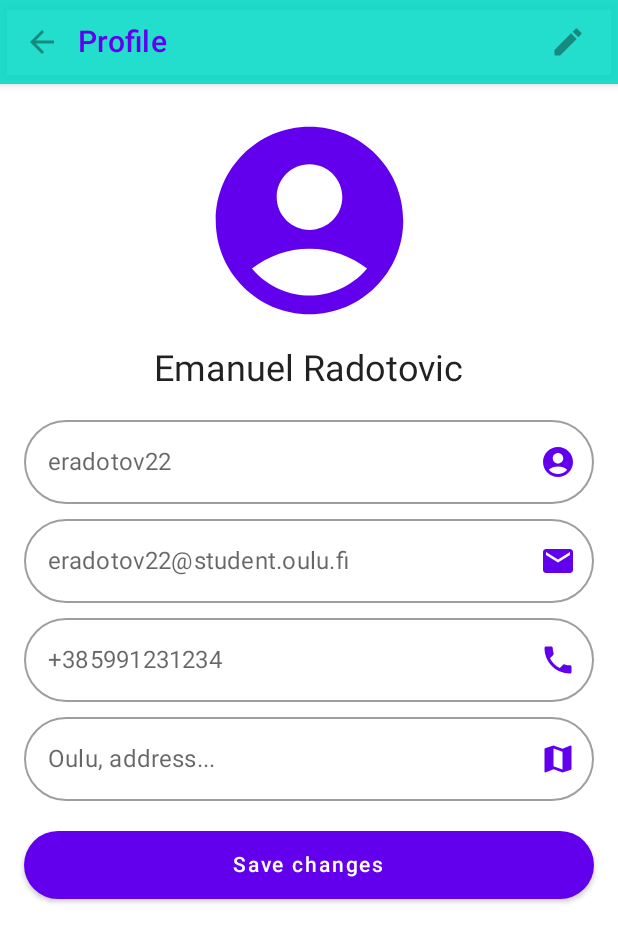
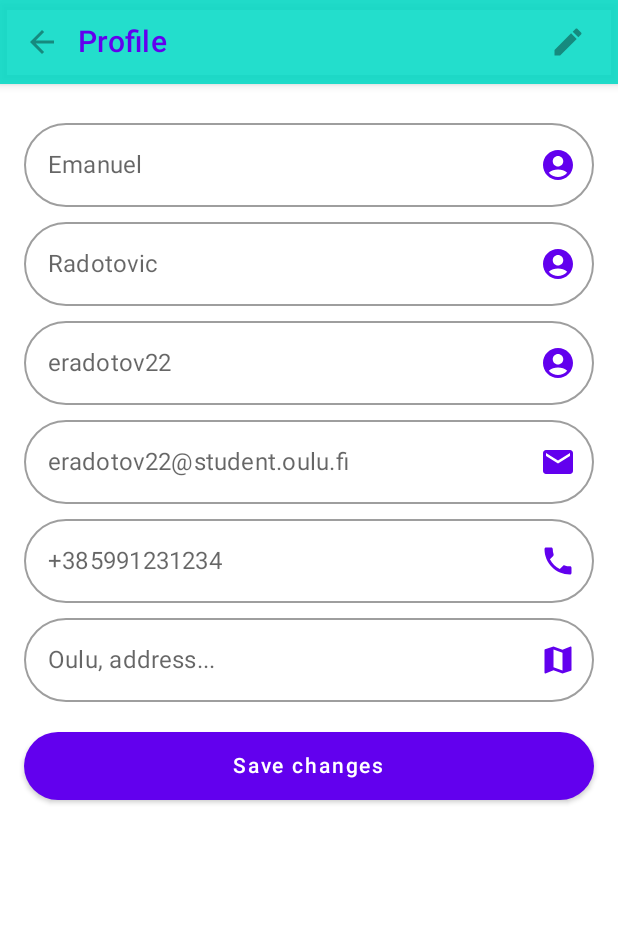
Before and after one commit to e3mii/Reminder_application, an Android app built with Jetpack Compose: the composable Profile shown on its own in the app's theme, after a tap on "Edit", on a phone screen of 412 x 824 dp. Shown: the top 942 px of the screen. Run offline under Robolectric (Android 15) with nearby library versions, the phone set to English and light mode, and no system bars; our stand-ins replace accompanist.

Commit message:
[Profile] updated design, enabled functionality to change firstname and lastname

```diff
--- a/app/src/main/java/com/eradotov/homework/ui/profile/Profile.kt
+++ b/app/src/main/java/com/eradotov/homework/ui/profile/Profile.kt
@@ -1,6 +1,7 @@
 package com.eradotov.homework.ui.profile
 
 import android.widget.Toast
+import androidx.compose.animation.AnimatedVisibility
 import androidx.compose.foundation.layout.*
 import androidx.compose.foundation.text.KeyboardOptions
 import androidx.compose.material.*
@@ -26,6 +27,12 @@ fun Profile(
     val textEditEnable = rememberSaveable{ mutableStateOf(false ) }
     val appTopBarButtonDisable = rememberSaveable{ mutableStateOf( true ) }
     val saveButtonShow = rememberSaveable{ mutableStateOf( false ) }
+    val profileFirstname = rememberSaveable {
+        mutableStateOf("")
+    }
+    val profileLastname = rememberSaveable {
+        mutableStateOf("")
+    }
     val profileUsername = rememberSaveable {
         mutableStateOf("")
     }
@@ -106,18 +113,61 @@ fun Profile(
                     .padding(16.dp)
                     .fillMaxWidth()
             ) {
+                AnimatedVisibility(textEditEnable.value == false){
                     Icon(
                         imageVector = Icons.Default.AccountCircle,
                         contentDescription = null,
                         modifier = Modifier.size(150.dp),
                         tint = MaterialTheme.colors.primary
                     )
+                }
                 Spacer(modifier = Modifier.height(10.dp))
+                if(textEditEnable.value == true){
+                    OutlinedTextField(
+                        modifier = Modifier.fillMaxWidth(),
+                        value = profileFirstname.value,
+                        placeholder = { Text(text = "Emanuel")},
+                        enabled = textEditEnable.value,
+                        onValueChange = { data -> profileUsername.value = data },
+                        keyboardOptions = KeyboardOptions(
+                            keyboardType = KeyboardType.Text
+                        ),
+                        textStyle = MaterialTheme.typography.body1,
+                        trailingIcon = {
+                            Icon(
+                                imageVector = Icons.Default.AccountCircle,
+                                contentDescription = null,
+                                tint = MaterialTheme.colors.primary
+                            )
+                        }
+                    )
+                    Spacer(modifier = Modifier.height(10.dp))
+                    OutlinedTextField(
+                        modifier = Modifier.fillMaxWidth(),
+                        value = profileLastname.value,
+                        placeholder = { Text(text = "Radotovic")},
+                        enabled = textEditEnable.value,
+                        onValueChange = { data -> profileUsername.value = data },
+                        keyboardOptions = KeyboardOptions(
+                            keyboardType = KeyboardType.Text
+                        ),
+                        textStyle = MaterialTheme.typography.body1,
+                        trailingIcon = {
+                            Icon(
+                                imageVector = Icons.Default.AccountCircle,
+                                contentDescription = null,
+                                tint = MaterialTheme.colors.primary
+                            )
+                        }
+                    )
+                    Spacer(modifier = Modifier.height(10.dp))
+                } else {
                     Text(
                         text = "Emanuel Radotovic",
                         style = MaterialTheme.typography.h5
                     )
                     Spacer(modifier = Modifier.height(20.dp))
+                }
                 OutlinedTextField(
                     modifier = Modifier.fillMaxWidth(),
                     value = profileUsername.value,
@@ -194,7 +244,7 @@ fun Profile(
                     }
                 )
                 Spacer(modifier = Modifier.height(20.dp))
-                if(saveButtonShow.value){
+                AnimatedVisibility(saveButtonShow.value){
                     Button(
                         onClick = {
                             textEditEnable.value = false
```
Lines whose indentation alone changed are shown as unchanged.
